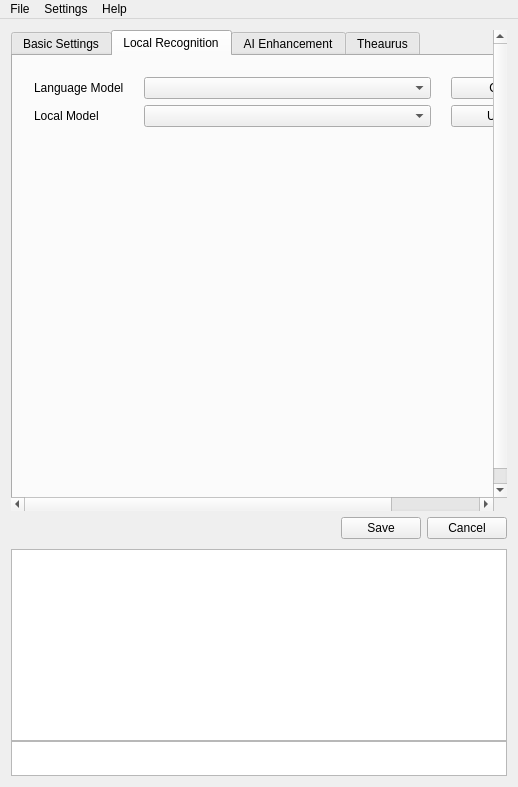
This is src/MainWin.ui in Zeuear/IME_Audio as Qt 5 draws it before an edit. The edited form follows.
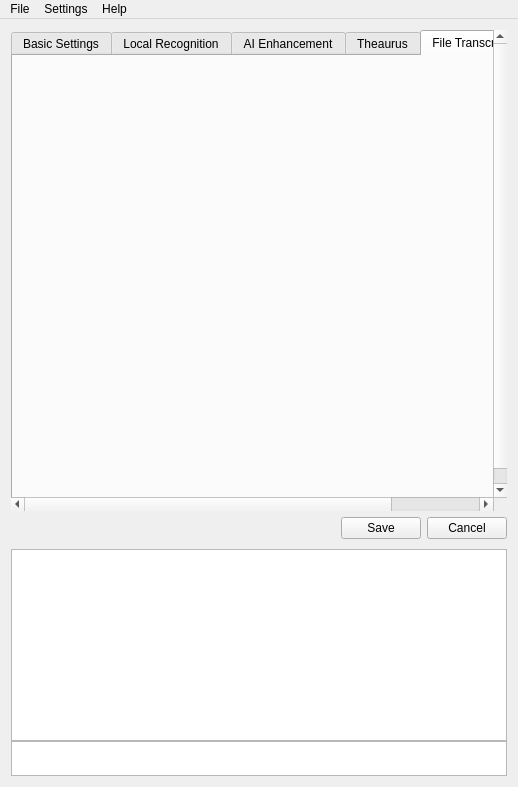
This is the edited form. The open tabs and pages were chosen to show the change. Icons and pictures are not drawn. Custom widgets are drawn as their Qt base class.

Commit message:
feat(transcribe): 新增文件转录标签页，支持批量转录与导出
- 文件卡片方块平铺，逐个转录并显示进度、成功/失败状态，点击查看文本
- 解码为 16k 单声道 PCM 后按 VAD 切段，逐段送入当前转录后端
- TranscriptionService 增加文件模式，结果走 fileSegmentFinished，不注入前台窗口
- 批量导出为与音频同名的 txt，重名自动编号
- 新增 AGENTS.md 记录项目编码约定

Diff of the .ui file:
```diff
--- a/src/MainWin.ui
+++ b/src/MainWin.ui
@@ -958,6 +958,16 @@
           </item>
          </layout>
         </widget>
+        <widget class="QWidget" name="file_transcribe">
+         <attribute name="title">
+          <string>File Transcription</string>
+         </attribute>
+         <layout class="QVBoxLayout" name="verticalLayout_ft">
+          <item>
+           <widget class="FileTranscribeWidget" name="file_transcribe_widget" native="true"/>
+          </item>
+         </layout>
+        </widget>
        </widget>
           </item>
          </layout>
@@ -1360,6 +1370,12 @@
    <extends>QListWidget</extends>
    <header>widgets/NavListWidget.h</header>
   </customwidget>
+  <customwidget>
+   <class>FileTranscribeWidget</class>
+   <extends>QWidget</extends>
+   <header>widgets/FileTranscribeWidget.h</header>
+   <container>1</container>
+  </customwidget>
  </customwidgets>
  <resources/>
  <connections/>
```
The commit also changes 12 other files.
